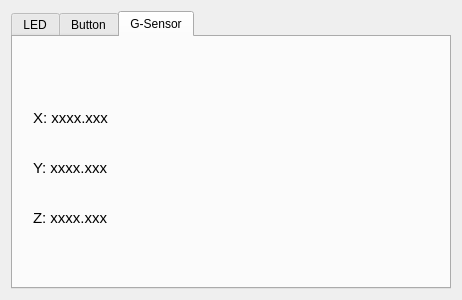
Before: the Qt Designer form nano_control/dialog.ui in 190Max99/QT_final, drawn with Qt 5.
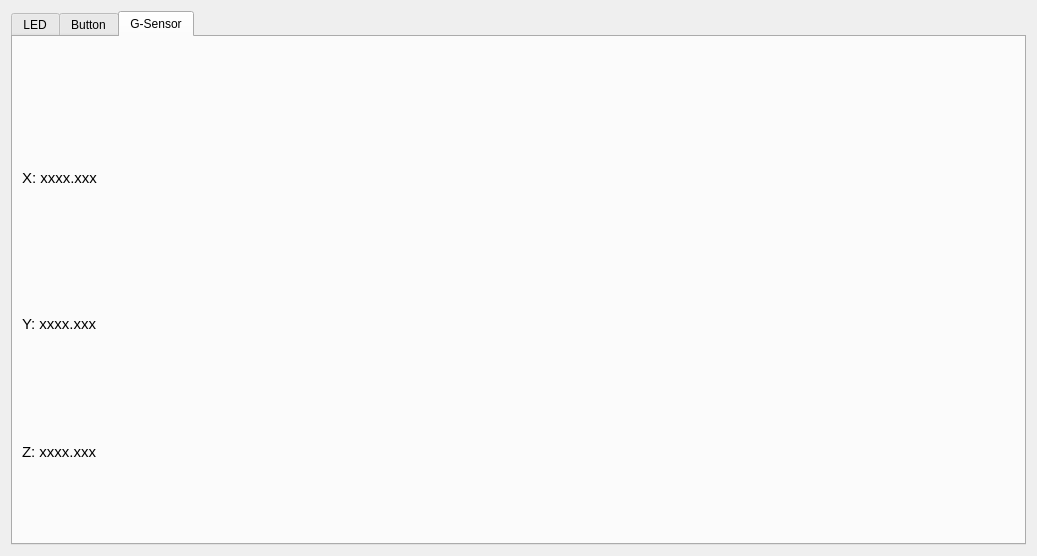
After: the same form once the commit is applied. The open tabs and pages were chosen to show the change. Icons and pictures are not drawn.

Diff of the .ui file:
```diff
--- a/nano_control/dialog.ui
+++ b/nano_control/dialog.ui
@@ -9,8 +9,8 @@
    <rect>
     <x>0</x>
     <y>0</y>
-    <width>462</width>
-    <height>300</height>
+    <width>1037</width>
+    <height>556</height>
    </rect>
   </property>
   <property name="sizePolicy">
@@ -34,8 +34,8 @@
   <property name="modal">
    <bool>false</bool>
   </property>
-  <layout class="QVBoxLayout" name="verticalLayout">
-   <item>
+  <layout class="QGridLayout" name="gridLayout">
+   <item row="0" column="1">
     <widget class="QTabWidget" name="tabWidget">
      <property name="cursor">
       <cursorShape>ArrowCursor</cursorShape>
@@ -571,10 +571,10 @@
       <widget class="QLabel" name="label_Z">
        <property name="geometry">
         <rect>
-         <x>20</x>
-         <y>160</y>
-         <width>87</width>
-         <height>41</height>
+         <x>9</x>
+         <y>406</y>
+         <width>111</width>
+         <height>17</height>
         </rect>
        </property>
        <property name="font">
@@ -589,10 +589,10 @@
       <widget class="QLabel" name="label_X">
        <property name="geometry">
         <rect>
-         <x>20</x>
-         <y>60</y>
-         <width>87</width>
-         <height>41</height>
+         <x>9</x>
+         <y>132</y>
+         <width>121</width>
+         <height>17</height>
         </rect>
        </property>
        <property name="font">
@@ -607,10 +607,10 @@
       <widget class="QLabel" name="label_Y">
        <property name="geometry">
         <rect>
-         <x>20</x>
-         <y>110</y>
-         <width>87</width>
-         <height>41</height>
+         <x>9</x>
+         <y>278</y>
+         <width>121</width>
+         <height>17</height>
         </rect>
        </property>
        <property name="font">
@@ -622,6 +622,32 @@
         <string>Y: xxxx.xxx</string>
        </property>
       </widget>
+      <widget class="QLabel" name="label_encoder2">
+       <property name="geometry">
+        <rect>
+         <x>10</x>
+         <y>60</y>
+         <width>121</width>
+         <height>17</height>
+        </rect>
+       </property>
+       <property name="text">
+        <string/>
+       </property>
+      </widget>
+      <widget class="QLabel" name="label_encoder1">
+       <property name="geometry">
+        <rect>
+         <x>10</x>
+         <y>20</y>
+         <width>131</width>
+         <height>17</height>
+        </rect>
+       </property>
+       <property name="text">
+        <string/>
+       </property>
+      </widget>
      </widget>
     </widget>
    </item>
```
Left out of the diff: 149 changed lines with no effect on the pictures.
